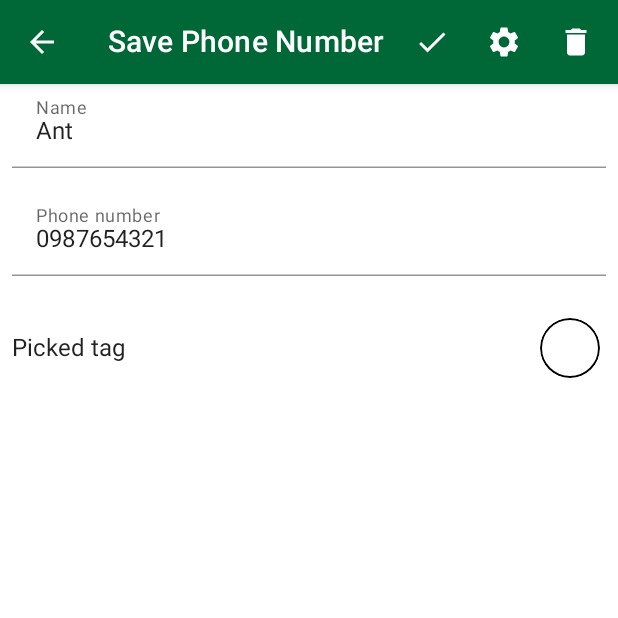
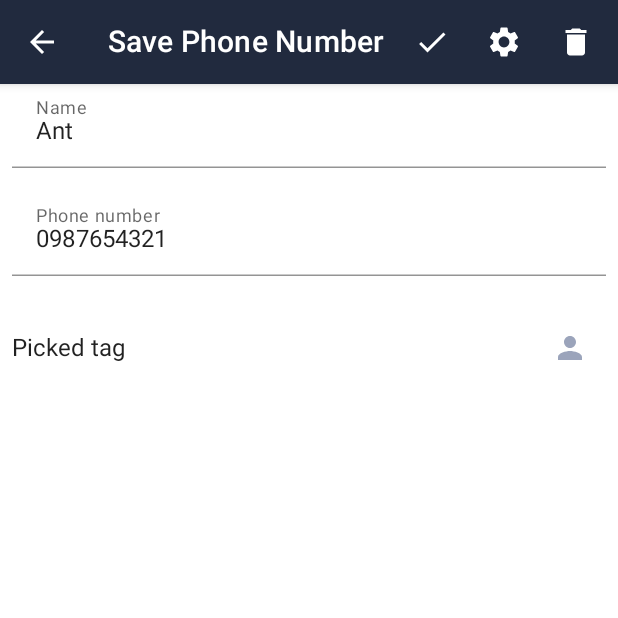
Before and after one commit to asnnat/cn333as5, an Android app built with Jetpack Compose: the screen it shows after launch (MainActivity), after a tap on "Ant", on a phone screen of 412 x 824 dp, the top half of it. Run offline under Robolectric (Android 15) with nearby library versions, the phone set to English and light mode, and no system bars; our stand-ins replace Room's generated code, livedata-compose; 1 statement that could not run was skipped.

Commit message:
adjust theme for light and dark mode

```diff
--- a/PhoneBook/app/src/main/java/com/example/phonebook/ui/component/Phone.kt
+++ b/PhoneBook/app/src/main/java/com/example/phonebook/ui/component/Phone.kt
@@ -73,26 +73,13 @@ fun PhoneProfile(
     size: Dp,
     border: Dp
 ) {
-    Box(
-        modifier = modifier
-            .size(size)
-            .clip(CircleShape)
-            .background(color)
-            .border(
-                BorderStroke(
-                    border,
-                    SolidColor(Color.Black)
-                ),
-                CircleShape
-            )
-    )
-//    IconButton(onClick = {}) {
-//        Icon(
-//            imageVector = Icons.Default.Person,
-//            contentDescription = "Save Phone Button",
-//            tint = MaterialTheme.colors.onPrimary
-//        )
-//    }
+    IconButton(onClick = {}) {
+        Icon(
+            imageVector = Icons.Default.Person,
+            contentDescription = "Save Phone Button",
+            tint = MaterialTheme.colors.primaryVariant
+        )
+    }
 }
 
 @Preview
--- a/PhoneBook/app/src/main/java/com/example/phonebook/ui/screens/PhonesScreen.kt
+++ b/PhoneBook/app/src/main/java/com/example/phonebook/ui/screens/PhonesScreen.kt
@@ -18,6 +18,7 @@ import com.example.phonebook.ui.routing.Screen
 import com.example.phonebook.viewmodel.MainViewModel
 import kotlinx.coroutines.launch
 
+@SuppressLint("UnusedMaterialScaffoldPaddingParameter")
 @ExperimentalMaterialApi
 @Composable
 fun PhonesScreen (viewModel: MainViewModel) {
--- a/PhoneBook/app/src/main/java/com/example/phonebook/ui/screens/SavePhoneScreen.kt
+++ b/PhoneBook/app/src/main/java/com/example/phonebook/ui/screens/SavePhoneScreen.kt
@@ -37,7 +37,6 @@ import com.example.phonebook.ui.routing.Screen
 import com.example.phonebook.viewmodel.MainViewModel
 import kotlinx.coroutines.launch
 
-@SuppressLint("UnusedMaterialScaffoldPaddingParameter")
 @ExperimentalMaterialApi
 @Composable
 fun SavePhoneScreen(viewModel: MainViewModel) {
--- a/PhoneBook/app/src/main/java/com/example/phonebook/ui/theme/Theme.kt
+++ b/PhoneBook/app/src/main/java/com/example/phonebook/ui/theme/Theme.kt
@@ -11,35 +11,16 @@ import androidx.compose.runtime.setValue
 import androidx.compose.ui.graphics.Color
 
 private val DarkColorPalette = darkColors(
-    primary = Color(0xFF00A055),
-    primaryVariant = Color(0xFF00F884),
-    secondary = Color(0xFFC75F00),
+    primary = Color.White,
+    primaryVariant = Color(red = 107, green = 200, blue = 167),
+    secondary = Color(red = 227, green = 242, blue = 193),
     onPrimary = Color.White
-
-//    primary = Purple200,
-//    primaryVariant = Purple700,
-//    secondary = Teal200,
-//    onPrimary = Color.White
 )
 
 private val LightColorPalette = lightColors(
-    primary = Color(0xFF006837),
-    primaryVariant = Color(0xFF004012),
-    secondary = Color(0xFF006837)
-
-//    primary = Purple500,
-//    primaryVariant = Purple700,
-//    secondary = Teal200,
-//    onPrimary = Color.White
-
-    /* Other default colors to override
-    background = Color.White,
-    surface = Color.White,
-    onPrimary = Color.White,
-    onSecondary = Color.Black,
-    onBackground = Color.Black,
-    onSurface = Color.Black,
-    */
+    primary = Color(red = 33, green = 42, blue = 62),
+    primaryVariant = Color(red = 155, green = 164, blue = 187),
+    secondary = Color(red = 57, green = 72, blue = 103)
 )
 
 @Composable
```
